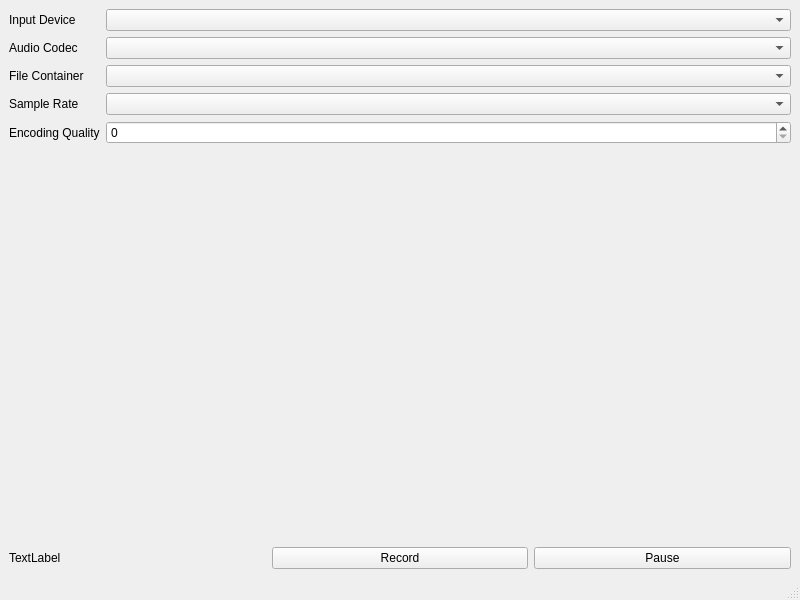
Before: the Qt Designer form pcsaudiorecorder/src/mainwindow.ui in N1vn0vem8er/pineconesnake, drawn with Qt 5.
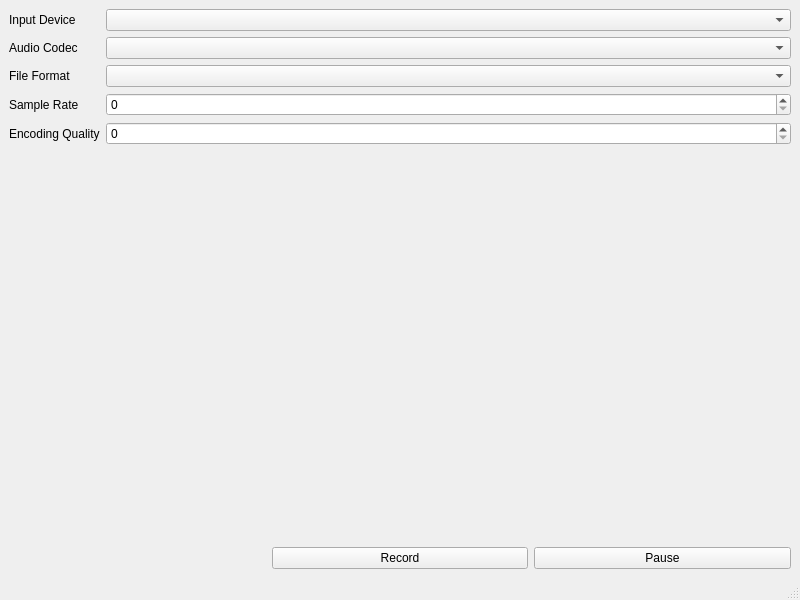
After: the same form once the commit is applied. Icons and pictures are not drawn.

Patch:
```diff
--- a/pcsaudiorecorder/src/mainwindow.ui
+++ b/pcsaudiorecorder/src/mainwindow.ui
@@ -40,7 +40,7 @@
       <item row="2" column="0">
        <widget class="QLabel" name="label_3">
         <property name="text">
-         <string>File Container</string>
+         <string>File Format</string>
         </property>
        </widget>
       </item>
@@ -54,9 +54,6 @@
         </property>
        </widget>
       </item>
-      <item row="3" column="1">
-       <widget class="QComboBox" name="comboBox_4"/>
-      </item>
       <item row="4" column="0">
        <widget class="QLabel" name="label_6">
         <property name="text">
@@ -65,7 +62,10 @@
        </widget>
       </item>
       <item row="4" column="1">
-       <widget class="QSpinBox" name="spinBox"/>
+       <widget class="QSpinBox" name="qualitySpinBox"/>
+      </item>
+      <item row="3" column="1">
+       <widget class="QSpinBox" name="sampleRateSpinBox"/>
       </item>
      </layout>
     </item>
@@ -74,7 +74,7 @@
       <item>
        <widget class="QLabel" name="label_5">
         <property name="text">
-         <string>TextLabel</string>
+         <string/>
         </property>
        </widget>
       </item>
```
Left out of the diff: 12 changed lines with no effect on the pictures.
